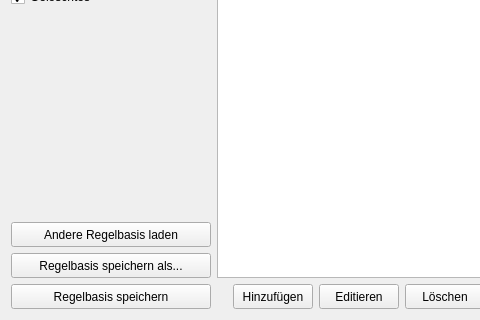
Above: UI/DatenbankMain.ui from Aeolitus/Sephrasto before the change; both pictures show x 0 to 480 and y 180 to 500 of the 600 by 500 pixel window. Below: the same form after it.
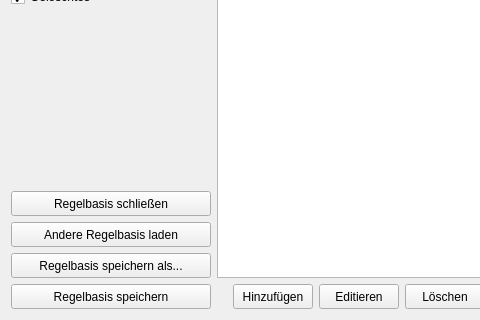
That is the form after the change.

Commit message: Database edit: added close db button

Diff of the .ui file:
```diff
--- a/UI/DatenbankMain.ui
+++ b/UI/DatenbankMain.ui
@@ -113,6 +113,19 @@
          </property>
         </spacer>
        </item>
+       <item>
+        <widget class="QPushButton" name="buttonCloseDB">
+         <property name="minimumSize">
+          <size>
+           <width>0</width>
+           <height>25</height>
+          </size>
+         </property>
+         <property name="text">
+          <string>Regelbasis schließen</string>
+         </property>
+        </widget>
+       </item>
        <item>
         <widget class="QPushButton" name="buttonLoadDB">
          <property name="minimumSize">
```
The commit also changes 2 other files.
